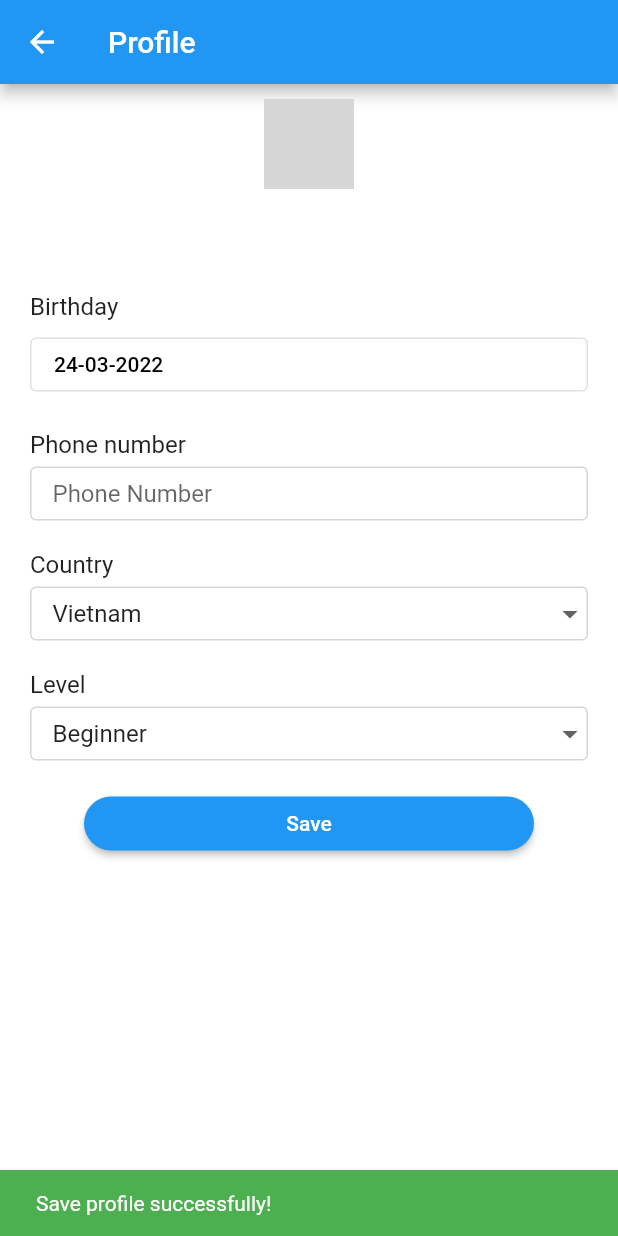
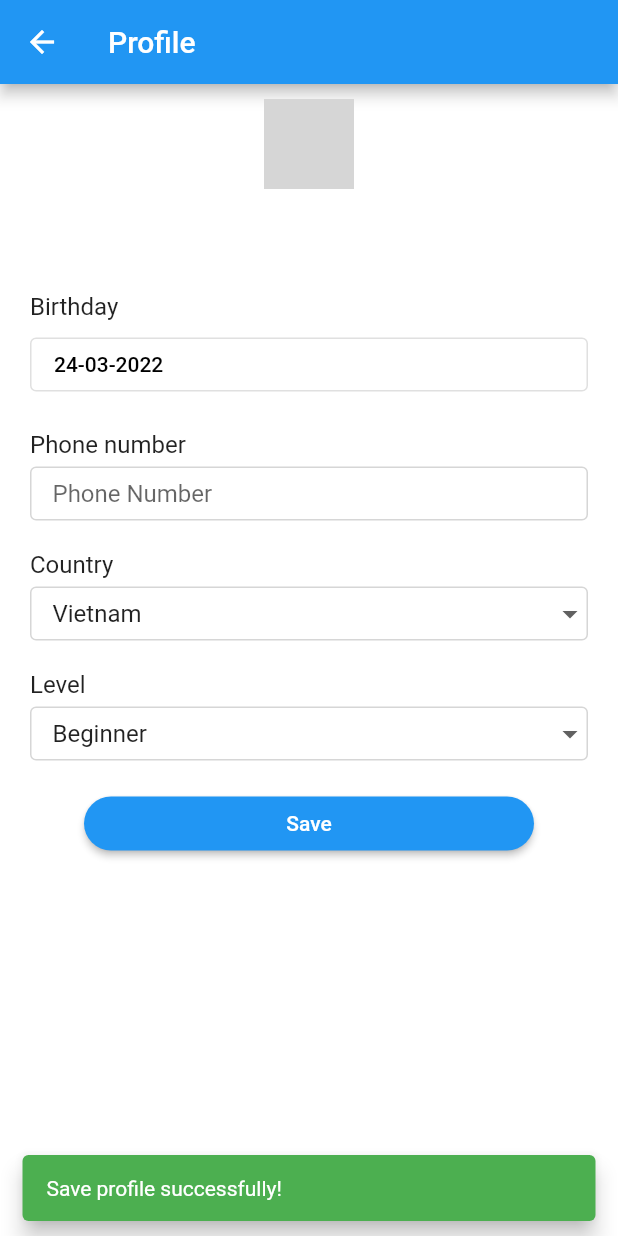
Before and after one commit to DuytheTeacher/advanced-mobile-development, a Flutter app: the Profile screen opened by its route, after a tap on "Save", on a phone screen of 412 x 824 dp. Run offline on Flutter 3.47's test engine with Material 2 defaults, Android fonts, the phone set to English and light mode, and no system bars; our stand-ins replace flutter_local_notifications, image_picker, rxdart, timezone; network calls fail; grey boxes are pictures that could not be loaded.

Commit message:
Offline flow for booking

```diff
--- a/lib/main.dart
+++ b/lib/main.dart
@@ -1,3 +1,4 @@
+import 'package:advanced_mobile_dev/providers/classProvider.dart';
 import 'package:advanced_mobile_dev/providers/tutorsProvider.dart';
 import 'package:advanced_mobile_dev/providers/userProvider.dart';
 import 'package:advanced_mobile_dev/widgets/screens/account/profile.dart';
@@ -26,6 +27,7 @@ class MyApp extends StatelessWidget {
       providers: [
         ChangeNotifierProvider(create: (_) => UserProvider()),
         ChangeNotifierProvider(create: (_) => TutorProvider()),
+        ChangeNotifierProvider(create: (_) => ClassProvider()),
       ],
       child: MaterialApp(
         debugShowCheckedModeBanner: false,
--- /dev/null
+++ b/lib/providers/classProvider.dart
@@ -0,0 +1,27 @@
+import 'package:flutter/foundation.dart';
+
+class Class {
+  final String id;
+  final String userId;
+  final String tutorId;
+  final DateTime schedule;
+
+  Class({required this.id, required this.userId, required this.tutorId, required this.schedule});
+}
+
+class ClassProvider with ChangeNotifier {
+  final List<Class> _classes = [];
+
+  List<Class> get classes {
+    return [..._classes];
+  }
+
+  void addClass(Class newClass) {
+    _classes.add(newClass);
+    notifyListeners();
+  }
+
+  List<Class> getClassByIds(String tutorId, String userId) {
+    return [..._classes].where((element) => element.tutorId == tutorId && element.userId == userId).toList();
+  }
+}
--- a/lib/providers/userProvider.dart
+++ b/lib/providers/userProvider.dart
@@ -1,6 +1,8 @@
 import 'package:flutter/foundation.dart';
+import 'package:uuid/uuid.dart';
 
 class User {
+  final String id;
   final String email;
   String password;
   DateTime birthday;
@@ -10,12 +12,12 @@ class User {
   String imageUrl;
   final String fullName;
 
-  User(this.email, this.password, this.birthday, this.phone, this.country, this.level, this.imageUrl, this.fullName);
+  User(this.id, this.email, this.password, this.birthday, this.phone, this.country, this.level, this.imageUrl, this.fullName);
 }
 
 class UserProvider with ChangeNotifier {
   final List<User> _usersList = [];
-  User _currentUser = User('', '', DateTime.now(), '', 'Vietnam', 'Beginner', '', '');
+  User _currentUser = User('', '', '', DateTime.now(), '', 'Vietnam', 'Beginner', '', '');
   bool _authenticated = false;
 
   bool get authenticated {
@@ -52,7 +54,7 @@ class UserProvider with ChangeNotifier {
   }
 
   void register(String email, String password, String fullName) {
-    User newUser = User(email, password, DateTime.now(), '', 'Vietnam', 'Beginner', '', fullName);
+    User newUser = User(const Uuid().v4(), email, password, DateTime.now(), '', 'Vietnam', 'Beginner', '', fullName);
     _usersList.add(newUser);
     _currentUser = newUser;
     notifyListeners();
--- a/lib/widgets/screens/account/profile.dart
+++ b/lib/widgets/screens/account/profile.dart
@@ -54,6 +54,7 @@ class _ProfileState extends State<Profile> {
         ScaffoldMessenger.of(context).showSnackBar(
           SnackBar(
             content: Text('Failed to pick image: $e'),
+            behavior: SnackBarBehavior.floating,
             backgroundColor: Theme.of(context).errorColor,
           ),
         );
@@ -318,6 +319,7 @@ class _ProfileState extends State<Profile> {
                       ScaffoldMessenger.of(context).showSnackBar(
                         SnackBar(
                           content: const Text('Save profile successfully!'),
+                          behavior: SnackBarBehavior.floating,
                           backgroundColor: Theme.of(context).accentColor,
                         ),
                       );
--- a/lib/widgets/screens/authentication/login.dart
+++ b/lib/widgets/screens/authentication/login.dart
@@ -122,12 +122,12 @@ class _LoginState extends State<Login> {
                 return;
               } else if (!userData.isExisted(emailController.text, passwordController.text)) {
                 ScaffoldMessenger.of(context).showSnackBar(
-                  SnackBar(content: const Text('Login Failed! Email or password is incorrect!'), backgroundColor: Theme.of(context).errorColor,),
+                  SnackBar(content: const Text('Login Failed! Email or password is incorrect!'), behavior: SnackBarBehavior.floating, backgroundColor: Theme.of(context).errorColor,),
                 );
               } else {
                 userData.login();
                 ScaffoldMessenger.of(context).showSnackBar(
-                  SnackBar(content: const Text('Login Successfully!'), backgroundColor: Theme.of(context).accentColor,),
+                  SnackBar(content: const Text('Login Successfully!'), behavior: SnackBarBehavior.floating, backgroundColor: Theme.of(context).accentColor,),
                 );
               }
             },
--- a/lib/widgets/screens/authentication/register.dart
+++ b/lib/widgets/screens/authentication/register.dart
@@ -120,14 +120,14 @@ class _RegisterState extends State<Register> {
                 ScaffoldMessenger.of(context).showSnackBar(
                   SnackBar(
                       content: const Text(
-                          'Email has already existed! Please check again!'), backgroundColor: Theme.of(context).errorColor,),
+                          'Email has already existed! Please check again!'), behavior: SnackBarBehavior.floating, backgroundColor: Theme.of(context).errorColor,),
                 );
               } else {
                 userData.register(emailController.text, passwordController.text,
                     fullNameController.text);
                 Navigator.pop(context);
                 ScaffoldMessenger.of(context).showSnackBar(
-                  SnackBar(content: const Text('Register Successfully!'), backgroundColor: Theme.of(context).accentColor,),
+                  SnackBar(content: const Text('Register Successfully!'), behavior: SnackBarBehavior.floating, backgroundColor: Theme.of(context).accentColor,),
                 );
               }
             },
```
Also changed, not shown: lib/widgets/screens/tutors/tutor-detail.dart (+69 -38 lines).
